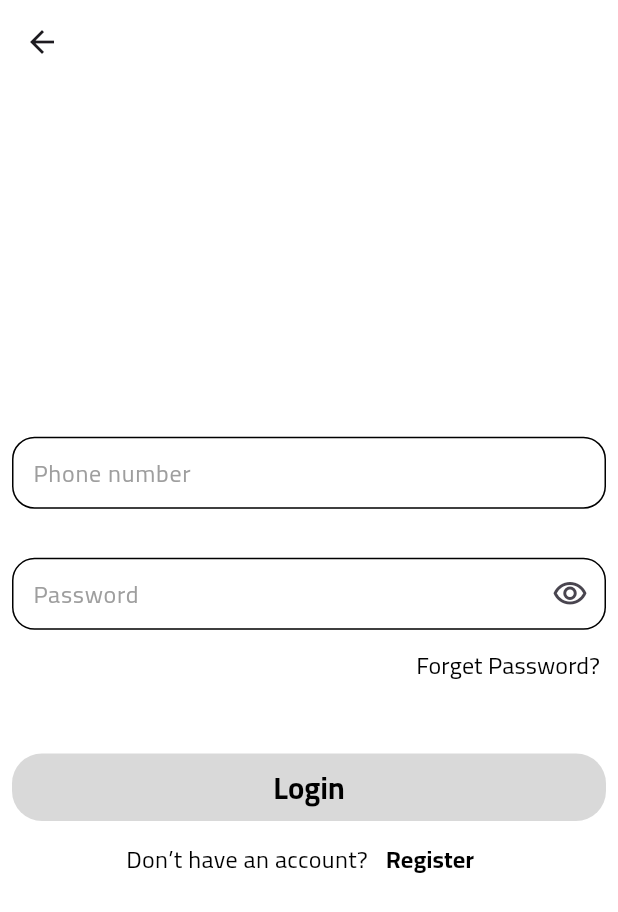
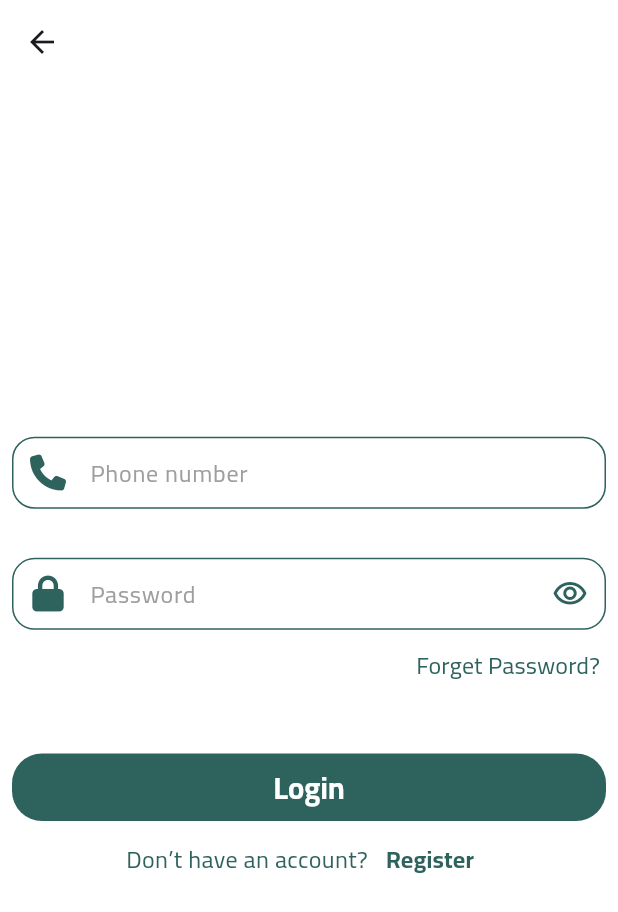
Before and after one commit to thabooota/Tab-Cash, a Flutter app: the screen it shows after launch, after a tap on "Go", on a phone screen of 412 x 824 dp. Shown: the top 912 px of the screen. Run offline on Flutter 3.47's test engine with Material 2 defaults, Android fonts, the phone set to English and light mode, and no system bars; our stand-ins replace dio, font_awesome_flutter.

Commit message:
Splash Screen & change Password done

```diff
--- a/lib/core/utils/app_router.dart
+++ b/lib/core/utils/app_router.dart
@@ -1,4 +1,5 @@
 import 'package:flutter/material.dart';
+import 'package:smartwallet/features/authentication/login/presentation/view/change_password.dart';
 import 'animation_route.dart';
 import '../../features/authentication/login/presentation/view/forget_password.dart';
 import '../../features/authentication/login/presentation/view/login_screen.dart';
@@ -9,6 +10,8 @@ class Routes {
   static const String loginRoute = "/login";
   static const String forgetPasswordRoute = "/forgetPassword";
   static const String registerRoute = "/register";
+  static const String changePasswordRoute = "/changePassword";
+
 }
 
 class RouteGenerator {
@@ -23,6 +26,8 @@ class RouteGenerator {
       case Routes.forgetPasswordRoute:
         return SlideRight(page: const ForgetPasswordView());
 
+      case Routes.changePasswordRoute:
+        return SlideRight(page: const ChangePasswordView());
       default:
         return unDefinedRoute();
     }
--- a/lib/core/utils/color_manager.dart
+++ b/lib/core/utils/color_manager.dart
@@ -2,4 +2,5 @@ import 'package:flutter/material.dart';
 
 abstract class ColorManager {
   static const Color scaffoldBackgroundColor = Color(0xffffffff);
+  static const Color defaultColor = Color(0xff2D625D);
 }
--- a/lib/core/utils/styles.dart
+++ b/lib/core/utils/styles.dart
@@ -1,4 +1,6 @@
 import 'package:flutter/material.dart';
+
+import 'color_manager.dart';
 
 abstract class Styles {
   static const textStyle32 = TextStyle(
@@ -7,12 +9,12 @@ abstract class Styles {
     fontWeight: FontWeight.bold,
   );
   static const textStyle16 = TextStyle(
-    color: Colors.black,
+    color: ColorManager.defaultColor,
     fontSize: 16,
     fontWeight: FontWeight.w400,
   );
   static const textStyle20 = TextStyle(
-    color: Colors.black,
+    color: Colors.white,
     fontSize: 20,
     fontWeight: FontWeight.bold,
   );
--- a/lib/core/widget/custom_button.dart
+++ b/lib/core/widget/custom_button.dart
@@ -1,4 +1,5 @@
 import 'package:flutter/material.dart';
+import 'package:smartwallet/core/utils/color_manager.dart';
 import 'package:smartwallet/core/utils/styles.dart';
 
 Widget customButton({
@@ -6,10 +7,11 @@ Widget customButton({
   required VoidCallback onPressed,
 }) =>
     SizedBox(
+      width: double.infinity,
       child: TextButton(
           onPressed: onPressed,
           style: TextButton.styleFrom(
-            backgroundColor: const Color(0xffD9D9D9),
+            backgroundColor: ColorManager.defaultColor,
             shape: RoundedRectangleBorder(
               borderRadius: BorderRadius.circular(20),
             ),
--- a/lib/core/widget/custom_text_field.dart
+++ b/lib/core/widget/custom_text_field.dart
@@ -1,4 +1,5 @@
 import 'package:flutter/material.dart';
+import 'package:smartwallet/core/utils/color_manager.dart';
 import 'package:smartwallet/core/utils/styles.dart';
 
 Widget customTextField({
@@ -6,6 +7,7 @@ Widget customTextField({
   required TextEditingController controller,
   required String text,
   IconButton? suffixIcon,
+  IconData ? prefixIcon,
 }) =>
     TextField(
       obscureText: obscure,
@@ -13,7 +15,10 @@ Widget customTextField({
       controller: controller,
       style: Styles.textStyle16,
       decoration: InputDecoration(
+        prefixIcon: Icon(prefixIcon),
         suffixIcon: suffixIcon,
+        suffixIconColor: ColorManager.defaultColor,
+        prefixIconColor: ColorManager.defaultColor,
         contentPadding: const EdgeInsetsDirectional.all(10),
         enabledBorder: buildOutlineInputBorder(),
         focusedBorder: buildOutlineInputBorder(),
@@ -27,8 +32,8 @@ Widget customTextField({
 OutlineInputBorder buildOutlineInputBorder() {
   return OutlineInputBorder(
     borderRadius: BorderRadius.circular(15.0),
-    borderSide: const BorderSide(
-      color: Colors.black,
+    borderSide:  const BorderSide(
+      color: ColorManager.defaultColor,
     ),
   );
 }
--- a/lib/features/authentication/login/presentation/view/widget/login_screen_body.dart
+++ b/lib/features/authentication/login/presentation/view/widget/login_screen_body.dart
@@ -1,4 +1,5 @@
 import 'package:flutter/material.dart';
+import 'package:font_awesome_flutter/font_awesome_flutter.dart';
 import 'package:smartwallet/core/utils/app_router.dart';
 import 'package:smartwallet/core/utils/styles.dart';
 import 'package:smartwallet/core/widget/custom_button.dart';
@@ -18,6 +19,7 @@ class LoginScreenViewBody extends StatelessWidget {
         Padding(
           padding: const EdgeInsets.all(8.0),
           child: customTextField(
+            prefixIcon: FontAwesomeIcons.phone,
               obscure: false,
               controller: phoneNumberController,
               text: 'Phone number'
@@ -29,6 +31,7 @@ class LoginScreenViewBody extends StatelessWidget {
         Padding(
           padding: const EdgeInsets.symmetric(horizontal:8.0),
           child: customTextField(
+            prefixIcon: FontAwesomeIcons.lock,
               obscure: false,
               controller: phoneNumberController,
               text: 'Password',
@@ -50,12 +53,9 @@ class LoginScreenViewBody extends StatelessWidget {
         ),
         Padding(
           padding: const EdgeInsets.symmetric(horizontal:8.0),
-          child: SizedBox(
-            width: double.infinity,
-            child: customButton(
-                text: 'Login',
-                onPressed: () {}),
-          ),
+          child: customButton(
+              text: 'Login',
+              onPressed: () {}),
         ),
         Row(
           mainAxisAlignment: MainAxisAlignment.center,
--- a/lib/features/splash_screen/widget/splash_screen_body.dart
+++ b/lib/features/splash_screen/widget/splash_screen_body.dart
@@ -8,12 +8,18 @@ class SplashScreenViewBody extends StatelessWidget {
 
   @override
   Widget build(BuildContext context) {
-    return Center(
-      child: customButton(
-        text: "Go",
-        onPressed: () {
-          Navigator.pushNamed(context, Routes.loginRoute);
-        },
+    return Padding(
+      padding: const EdgeInsets.all(8.0),
+      child: Column(
+        mainAxisAlignment: MainAxisAlignment.center,
+        children: [
+          customButton(
+            text: "Go",
+            onPressed: () {
+              Navigator.pushNamed(context, Routes.loginRoute);
+            },
+          ),
+        ],
       ),
     );
   }
--- a/pubspec.yaml
+++ b/pubspec.yaml
@@ -29,9 +29,9 @@ flutter:
 
   uses-material-design: true
 
-  assets:
-    - assets/images/
-    - assets/icons/
+#  assets:
+#    - assets/images/
+#    - assets/icons/
 
 
   fonts:
```
Also changed, not shown: lib/features/authentication/login/presentation/view/change_password.dart (added, +13 -0 lines), lib/features/authentication/login/presentation/view/widget/change_password_body.dart (added, +56 -0 lines), lib/features/authentication/login/presentation/view/widget/forget_password_body.dart (+14 -11 lines).
